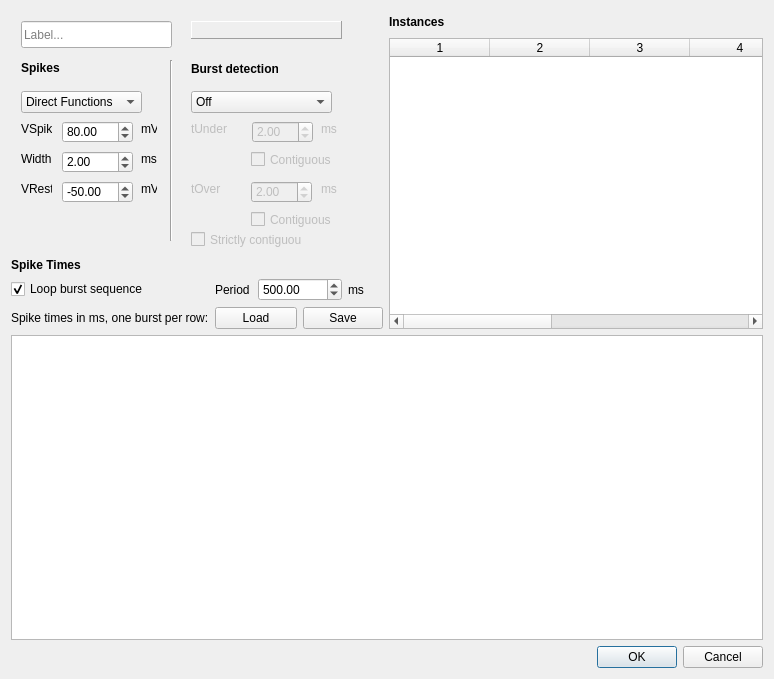
This is src/gui/SpikeGenDlg.ui in CompEphys-team/stdpc as Qt 5 draws it before an edit. The edited form follows.
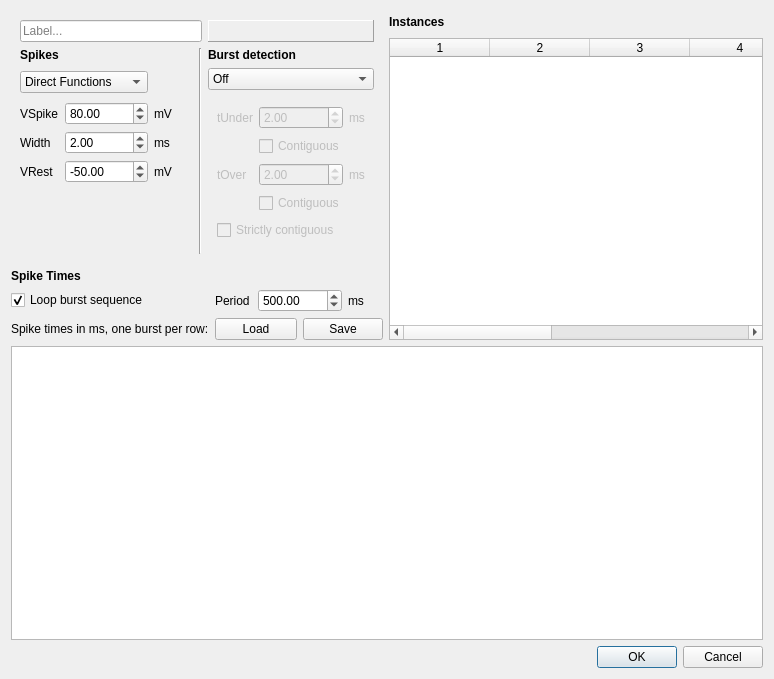
This is the edited form.

Diff of the .ui file:
```diff
--- a/src/gui/SpikeGenDlg.ui
+++ b/src/gui/SpikeGenDlg.ui
@@ -39,116 +39,25 @@
      <property name="enabled">
       <bool>true</bool>
      </property>
-     <property name="sizePolicy">
-      <sizepolicy hsizetype="Fixed" vsizetype="Fixed">
-       <horstretch>0</horstretch>
-       <verstretch>0</verstretch>
-      </sizepolicy>
-     </property>
      <property name="minimumSize">
       <size>
        <width>341</width>
        <height>241</height>
       </size>
      </property>
-     <widget class="QLabel" name="SpikesL">
-      <property name="enabled">
-       <bool>true</bool>
-      </property>
-      <property name="geometry">
-       <rect>
-        <x>10</x>
-        <y>50</y>
-        <width>46</width>
-        <height>14</height>
-       </rect>
-      </property>
-      <property name="font">
-       <font>
-        <weight>75</weight>
-        <bold>true</bold>
-       </font>
-      </property>
-      <property name="text">
-       <string>Spikes</string>
-      </property>
-     </widget>
-     <widget class="QLabel" name="VRestL">
-      <property name="enabled">
-       <bool>true</bool>
-      </property>
-      <property name="geometry">
-       <rect>
-        <x>10</x>
-        <y>170</y>
-        <width>31</width>
-        <height>16</height>
-       </rect>
-      </property>
-      <property name="text">
-       <string>VRest</string>
-      </property>
-     </widget>
-     <widget class="QLabel" name="VRestU">
-      <property name="enabled">
-       <bool>true</bool>
-      </property>
-      <property name="geometry">
-       <rect>
-        <x>130</x>
-        <y>170</y>
-        <width>16</width>
-        <height>16</height>
-       </rect>
-      </property>
-      <property name="text">
-       <string>mV</string>
-      </property>
-     </widget>
-     <widget class="QLabel" name="VSpikeL">
-      <property name="enabled">
-       <bool>true</bool>
-      </property>
-      <property name="geometry">
-       <rect>
-        <x>10</x>
-        <y>110</y>
-        <width>31</width>
-        <height>16</height>
-       </rect>
-      </property>
-      <property name="text">
-       <string>VSpike</string>
-      </property>
-     </widget>
-     <widget class="QLabel" name="VSpikeU">
-      <property name="enabled">
-       <bool>true</bool>
-      </property>
-      <property name="geometry">
-       <rect>
-        <x>130</x>
-        <y>110</y>
-        <width>16</width>
-        <height>16</height>
-       </rect>
-      </property>
-      <property name="text">
-       <string>mV</string>
-      </property>
-     </widget>
+     <layout class="QGridLayout" name="gridLayout_3">
+      <item row="0" column="0" colspan="5">
+       <widget class="QLineEdit" name="leLabel">
+        <property name="placeholderText">
+         <string>Label...</string>
+        </property>
+       </widget>
+      </item>
+      <item row="0" column="5">
      <widget class="QLabel" name="titleLabel">
       <property name="enabled">
        <bool>true</bool>
       </property>
-      <property name="geometry">
-       <rect>
-        <x>180</x>
-        <y>10</y>
-        <width>151</width>
-        <height>18</height>
-       </rect>
-      </property>
       <property name="font">
        <font>
         <pointsize>10</pointsize>
@@ -181,94 +90,38 @@
        <set>Qt::AlignCenter</set>
       </property>
      </widget>
+      </item>
+      <item row="1" column="0" colspan="2">
+       <widget class="QLabel" name="SpikesL">
+        <property name="enabled">
+         <bool>true</bool>
+        </property>
+        <property name="font">
+         <font>
+          <weight>75</weight>
+          <bold>true</bold>
+         </font>
+        </property>
+        <property name="text">
+         <string>Spikes</string>
+        </property>
+       </widget>
+      </item>
+      <item row="1" column="4" rowspan="7">
      <widget class="Line" name="line_3">
       <property name="enabled">
        <bool>true</bool>
       </property>
-      <property name="geometry">
-       <rect>
-        <x>150</x>
-        <y>49</y>
-        <width>20</width>
-        <height>181</height>
-       </rect>
-      </property>
       <property name="orientation">
        <enum>Qt::Vertical</enum>
       </property>
      </widget>
-     <widget class="QLabel" name="WidthL">
-      <property name="enabled">
-       <bool>true</bool>
-      </property>
-      <property name="geometry">
-       <rect>
-        <x>10</x>
-        <y>140</y>
-        <width>31</width>
-        <height>16</height>
-       </rect>
-      </property>
-      <property name="text">
-       <string>Width</string>
-      </property>
-     </widget>
-     <widget class="QComboBox" name="BurstDetectionCombo">
-      <property name="enabled">
-       <bool>true</bool>
-      </property>
-      <property name="geometry">
-       <rect>
-        <x>180</x>
-        <y>80</y>
-        <width>141</width>
-        <height>22</height>
-       </rect>
-      </property>
-      <item>
-       <property name="text">
-        <string>Off</string>
-       </property>
       </item>
-      <item>
-       <property name="text">
-        <string>low-&gt;high detection</string>
-       </property>
-      </item>
-      <item>
-       <property name="text">
-        <string>high-&gt;low detection</string>
-       </property>
-      </item>
-     </widget>
-     <widget class="QLabel" name="WidthU">
-      <property name="enabled">
-       <bool>true</bool>
-      </property>
-      <property name="geometry">
-       <rect>
-        <x>130</x>
-        <y>140</y>
-        <width>16</width>
-        <height>16</height>
-       </rect>
-      </property>
-      <property name="text">
-       <string>ms</string>
-      </property>
-     </widget>
+      <item row="1" column="5">
      <widget class="QLabel" name="BurstDetectionL">
       <property name="enabled">
        <bool>true</bool>
       </property>
-      <property name="geometry">
-       <rect>
-        <x>180</x>
-        <y>50</y>
-        <width>87</width>
-        <height>16</height>
-       </rect>
-      </property>
       <property name="font">
        <font>
         <weight>75</weight>
@@ -279,18 +132,12 @@
        <string>Burst detection</string>
       </property>
      </widget>
+      </item>
+      <item row="2" column="0" rowspan="2" colspan="3">
      <widget class="QComboBox" name="SGLUTableCombo">
       <property name="enabled">
        <bool>true</bool>
       </property>
-      <property name="geometry">
-       <rect>
-        <x>10</x>
-        <y>80</y>
-        <width>121</width>
-        <height>22</height>
-       </rect>
-      </property>
       <item>
        <property name="text">
         <string>Direct Functions</string>
@@ -302,142 +149,44 @@
        </property>
       </item>
      </widget>
-     <widget class="QDoubleSpinBox" name="VSpike">
+      </item>
+      <item row="2" column="5">
+       <widget class="QComboBox" name="BurstDetectionCombo">
       <property name="enabled">
        <bool>true</bool>
       </property>
-      <property name="geometry">
-       <rect>
-        <x>51</x>
-        <y>110</y>
-        <width>71</width>
-        <height>22</height>
-       </rect>
-      </property>
-      <property name="minimum">
-       <double>-1000.000000000000000</double>
-      </property>
-      <property name="maximum">
-       <double>1000.000000000000000</double>
-      </property>
-      <property name="value">
-       <double>80.000000000000000</double>
-      </property>
-     </widget>
-     <widget class="QDoubleSpinBox" name="Width">
-      <property name="enabled">
-       <bool>true</bool>
-      </property>
-      <property name="geometry">
-       <rect>
-        <x>51</x>
-        <y>140</y>
-        <width>71</width>
-        <height>22</height>
-       </rect>
-      </property>
-      <property name="value">
-       <double>2.000000000000000</double>
-      </property>
-     </widget>
-     <widget class="QDoubleSpinBox" name="VRest">
-      <property name="enabled">
-       <bool>true</bool>
-      </property>
-      <property name="geometry">
-       <rect>
-        <x>51</x>
-        <y>170</y>
-        <width>71</width>
-        <height>22</height>
-       </rect>
-      </property>
-      <property name="minimum">
-       <double>-1000.000000000000000</double>
-      </property>
-      <property name="maximum">
-       <double>1000.000000000000000</double>
-      </property>
-      <property name="value">
-       <double>-50.000000000000000</double>
-      </property>
-     </widget>
+        <item>
+         <property name="text">
+          <string>Off</string>
+         </property>
+        </item>
+        <item>
+         <property name="text">
+          <string>low-&gt;high detection</string>
+         </property>
+        </item>
+        <item>
+         <property name="text">
+          <string>high-&gt;low detection</string>
+         </property>
+        </item>
+       </widget>
+      </item>
+      <item row="3" column="5" rowspan="5">
      <widget class="QWidget" name="bdGroupW" native="true">
       <property name="enabled">
        <bool>false</bool>
       </property>
-      <property name="geometry">
-       <rect>
-        <x>170</x>
-        <y>100</y>
-        <width>161</width>
-        <height>141</height>
-       </rect>
-      </property>
-      <widget class="QLabel" name="NOverL">
-       <property name="geometry">
-        <rect>
-         <x>10</x>
-         <y>70</y>
-         <width>39</width>
-         <height>16</height>
-        </rect>
-       </property>
-       <property name="text">
-        <string>tOver</string>
-       </property>
-      </widget>
-      <widget class="QDoubleSpinBox" name="tUnder">
-       <property name="geometry">
-        <rect>
-         <x>71</x>
-         <y>10</y>
-         <width>61</width>
-         <height>22</height>
-        </rect>
-       </property>
-       <property name="maximum">
-        <double>100000.000000000000000</double>
-       </property>
-       <property name="value">
-        <double>2.000000000000000</double>
-       </property>
-      </widget>
+        <layout class="QGridLayout" name="gridLayout_2">
+         <item row="0" column="0">
       <widget class="QLabel" name="NUnderL">
-       <property name="geometry">
-        <rect>
-         <x>10</x>
-         <y>10</y>
-         <width>39</width>
-         <height>16</height>
-        </rect>
-       </property>
        <property name="text">
         <string>tUnder</string>
        </property>
       </widget>
-      <widget class="QLabel" name="WidthU_3">
-       <property name="geometry">
-        <rect>
-         <x>140</x>
-         <y>70</y>
-         <width>16</width>
-         <height>16</height>
-        </rect>
-       </property>
-       <property name="text">
-        <string>ms</string>
-       </property>
-      </widget>
-      <widget class="QDoubleSpinBox" name="tOver">
-       <property name="geometry">
-        <rect>
-         <x>70</x>
-         <y>70</y>
-         <width>61</width>
-         <height>22</height>
-        </rect>
-       </property>
+         </item>
+         <item row="0" column="1">
+          <widget class="QDoubleSpinBox" name="tUnder">
        <property name="maximum">
         <double>100000.000000000000000</double>
        </property>
@@ -445,75 +194,181 @@
         <double>2.000000000000000</double>
        </property>
       </widget>
+         </item>
+         <item row="0" column="2">
       <widget class="QLabel" name="WidthU_2">
-       <property name="geometry">
-        <rect>
-         <x>140</x>
-         <y>10</y>
-         <width>16</width>
-         <height>16</height>
-        </rect>
-       </property>
        <property name="text">
         <string>ms</string>
        </property>
       </widget>
+         </item>
+         <item row="1" column="1" colspan="2">
       <widget class="QCheckBox" name="tUContiguous">
-       <property name="geometry">
-        <rect>
-         <x>70</x>
-         <y>40</y>
-         <width>81</width>
-         <height>17</height>
-        </rect>
-       </property>
        <property name="text">
         <string>Contiguous</string>
        </property>
       </widget>
+         </item>
+         <item row="2" column="0">
+          <widget class="QLabel" name="NOverL">
+           <property name="text">
+            <string>tOver</string>
+           </property>
+          </widget>
+         </item>
+         <item row="2" column="1">
+          <widget class="QDoubleSpinBox" name="tOver">
+           <property name="maximum">
+            <double>100000.000000000000000</double>
+           </property>
+           <property name="value">
+            <double>2.000000000000000</double>
+           </property>
+          </widget>
+         </item>
+         <item row="2" column="2">
+          <widget class="QLabel" name="WidthU_3">
+           <property name="text">
+            <string>ms</string>
+           </property>
+          </widget>
+         </item>
+         <item row="3" column="1" colspan="2">
       <widget class="QCheckBox" name="tOContiguous">
-       <property name="geometry">
-        <rect>
-         <x>70</x>
-         <y>100</y>
-         <width>81</width>
-         <height>17</height>
-        </rect>
-       </property>
        <property name="text">
         <string>Contiguous</string>
        </property>
       </widget>
+         </item>
+         <item row="4" column="0" colspan="3">
       <widget class="QCheckBox" name="bdStrict">
        <property name="enabled">
         <bool>false</bool>
        </property>
-       <property name="geometry">
-        <rect>
-         <x>10</x>
-         <y>120</y>
-         <width>111</width>
-         <height>17</height>
-        </rect>
-       </property>
        <property name="text">
         <string>Strictly contiguous</string>
        </property>
       </widget>
-     </widget>
-     <widget class="QLineEdit" name="leLabel">
-      <property name="geometry">
-       <rect>
-        <x>10</x>
-        <y>10</y>
-        <width>151</width>
-        <height>27</height>
-       </rect>
-      </property>
-      <property name="placeholderText">
-       <string>Label...</string>
-      </property>
-     </widget>
+         </item>
+        </layout>
+       </widget>
+      </item>
+      <item row="4" column="0">
+       <widget class="QLabel" name="VSpikeL">
+        <property name="enabled">
+         <bool>true</bool>
+        </property>
+        <property name="text">
+         <string>VSpike</string>
+        </property>
+       </widget>
+      </item>
+      <item row="4" column="1" colspan="2">
+       <widget class="QDoubleSpinBox" name="VSpike">
+        <property name="enabled">
+         <bool>true</bool>
+        </property>
+        <property name="minimum">
+         <double>-1000.000000000000000</double>
+        </property>
+        <property name="maximum">
+         <double>1000.000000000000000</double>
+        </property>
+        <property name="value">
+         <double>80.000000000000000</double>
+        </property>
+       </widget>
+      </item>
+      <item row="4" column="3">
+       <widget class="QLabel" name="VSpikeU">
+        <property name="enabled">
+         <bool>true</bool>
+        </property>
+        <property name="text">
+         <string>mV</string>
+        </property>
+       </widget>
+      </item>
+      <item row="5" column="0">
+       <widget class="QLabel" name="WidthL">
+        <property name="enabled">
+         <bool>true</bool>
+        </property>
+        <property name="text">
+         <string>Width</string>
+        </property>
+       </widget>
+      </item>
+      <item row="5" column="1" colspan="2">
+       <widget class="QDoubleSpinBox" name="Width">
+        <property name="enabled">
+         <bool>true</bool>
+        </property>
+        <property name="value">
+         <double>2.000000000000000</double>
+        </property>
+       </widget>
+      </item>
+      <item row="5" column="3">
+       <widget class="QLabel" name="WidthU">
+        <property name="enabled">
+         <bool>true</bool>
+        </property>
+        <property name="text">
+         <string>ms</string>
+        </property>
+       </widget>
+      </item>
+      <item row="6" column="0">
+       <widget class="QLabel" name="VRestL">
+        <property name="enabled">
+         <bool>true</bool>
+        </property>
+        <property name="text">
+         <string>VRest</string>
+        </property>
+       </widget>
+      </item>
+      <item row="6" column="1" colspan="2">
+       <widget class="QDoubleSpinBox" name="VRest">
+        <property name="enabled">
+         <bool>true</bool>
+        </property>
+        <property name="minimum">
+         <double>-1000.000000000000000</double>
+        </property>
+        <property name="maximum">
+         <double>1000.000000000000000</double>
+        </property>
+        <property name="value">
+         <double>-50.000000000000000</double>
+        </property>
+       </widget>
+      </item>
+      <item row="6" column="3">
+       <widget class="QLabel" name="VRestU">
+        <property name="enabled">
+         <bool>true</bool>
+        </property>
+        <property name="text">
+         <string>mV</string>
+        </property>
+       </widget>
+      </item>
+      <item row="7" column="2">
+       <spacer name="verticalSpacer">
+        <property name="orientation">
+         <enum>Qt::Vertical</enum>
+        </property>
+        <property name="sizeHint" stdset="0">
+         <size>
+          <width>20</width>
+          <height>65</height>
+         </size>
+        </property>
+       </spacer>
+      </item>
+     </layout>
      <zorder>bdGroupW</zorder>
      <zorder>SpikesL</zorder>
      <zorder>VRestL</zorder>
@@ -614,28 +469,6 @@
      </property>
     </widget>
    </item>
-   <item row="2" column="0">
-    <widget class="QLabel" name="ExplicitSpikeTimesL">
-     <property name="enabled">
-      <bool>true</bool>
-     </property>
-     <property name="maximumSize">
-      <size>
-       <width>16777215</width>
-       <height>21</height>
-      </size>
-     </property>
-     <property name="font">
-      <font>
-       <weight>75</weight>
-       <bold>true</bold>
-      </font>
-     </property>
-     <property name="text">
-      <string>Spike Times</string>
-     </property>
-    </widget>
-   </item>
    <item row="4" column="3" colspan="2">
     <widget class="QPushButton" name="btnSaveST">
      <property name="text">
@@ -688,6 +521,28 @@
      </attribute>
     </widget>
    </item>
+   <item row="2" column="0" colspan="5">
+    <widget class="QLabel" name="ExplicitSpikeTimesL">
+     <property name="enabled">
+      <bool>true</bool>
+     </property>
+     <property name="maximumSize">
+      <size>
+       <width>16777215</width>
+       <height>21</height>
+      </size>
+     </property>
+     <property name="font">
+      <font>
+       <weight>75</weight>
+       <bold>true</bold>
+      </font>
+     </property>
+     <property name="text">
+      <string>Spike Times</string>
+     </property>
+    </widget>
+   </item>
   </layout>
   <zorder>widget</zorder>
   <zorder>buttonBox</zorder>
```
Left out of the diff: 1 changed line with no effect on the pictures. Lines whose indentation alone changed are shown as unchanged.
